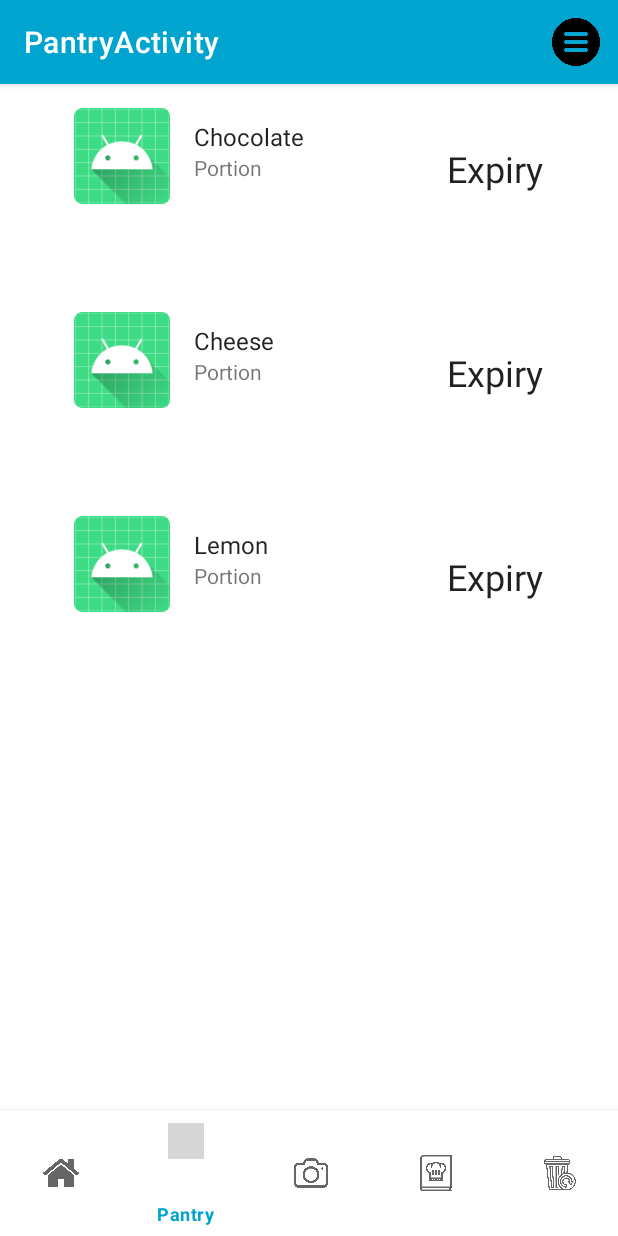
After one commit to KaiwenLuo2003/INFS3605-Waste-App, an Android app: the PantryActivity screen opened directly, with no data from a screen before it, on a phone screen of 412 x 824 dp. The commit adds this screen. Run offline under Robolectric (Android 15) with nearby library versions, the phone set to English and light mode, and no system bars; our stand-ins replace Firebase (no records; nobody signed in at launch, a user with empty details on screens opened directly); grey boxes are pictures that could not be loaded.

Commit message:
Setting up menu page

```diff
--- a/app/src/main/AndroidManifest.xml
+++ b/app/src/main/AndroidManifest.xml
@@ -17,6 +17,12 @@
             android:label="@string/title_activity_add_item"
             android:theme="@style/Theme.INFS3605WasteApplicationT13A_04" />
         <activity
+            android:name=".Pantry.PantryActivity"
+            android:exported="false"
+            android:label="@string/title_activity_pantry"
+            android:theme="@style/Theme.INFS3605WasteApplicationT13A_04" />
+
+        <activity
             android:name=".LoginActivity"
             android:exported="true">
             <intent-filter>
--- a/app/src/main/java/com/example/infs3605wasteapplicationt13a_04/AddItemActivity.java
+++ b/app/src/main/java/com/example/infs3605wasteapplicationt13a_04/AddItemActivity.java
@@ -27,8 +27,8 @@ public class AddItemActivity extends AppCompatActivity {
 
         //Get handle for view elements
         bottomNavigationView = findViewById(R.id.bottomNavigationView);
-        bottomNavigationView.setSelectedItemId(R.id.pantryPage);
-        surfaceView = findViewById(R.id.surface_view);
+        bottomNavigationView.setSelectedItemId(R.id.cameraPage);
+
 
 
         //firebase documentation: https://firebase.google.com/docs/firestore/quickstart#java
--- /dev/null
+++ b/app/src/main/java/com/example/infs3605wasteapplicationt13a_04/Pantry/PantryActivity.java
@@ -0,0 +1,78 @@
+package com.example.infs3605wasteapplicationt13a_04.Pantry;
+
+import android.os.Bundle;
+import android.view.Menu;
+import android.view.MenuInflater;
+import android.view.SurfaceView;
+import android.view.View;
+import android.widget.ImageView;
+import android.widget.RelativeLayout;
+import android.widget.TextView;
+import android.widget.Toast;
+
+import androidx.appcompat.app.AppCompatActivity;
+import androidx.recyclerview.widget.LinearLayoutManager;
+import androidx.recyclerview.widget.RecyclerView;
+
+import com.example.infs3605wasteapplicationt13a_04.R;
+import com.example.infs3605wasteapplicationt13a_04.ui.RecyclerViewInterface;
+import com.example.infs3605wasteapplicationt13a_04.ui.SpacingItemDecorator;
+import com.google.android.material.bottomnavigation.BottomNavigationView;
+import com.google.firebase.firestore.FirebaseFirestore;
+
+import java.util.ArrayList;
+
+public class PantryActivity extends AppCompatActivity implements RecyclerViewAdapterPantryView.ItemClickListener{
+    public static final String INTENT_MESSAGE = "intent_message";
+    private BottomNavigationView bottomNavigationView;
+
+    private RecyclerViewAdapterPantryView adapter;
+    private RecyclerView recyclerView;
+    private RecyclerView.LayoutManager layoutManager;
+
+    @Override
+    protected void onCreate(Bundle savedInstanceState) {
+        super.onCreate(savedInstanceState);
+        setContentView(R.layout.activity_pantry);
+
+        //Temporary data to populate recyclerview
+        ArrayList<String> pantryItemNames = new ArrayList<>();
+        pantryItemNames.add("Chocolate");
+        pantryItemNames.add("Cheese");
+        pantryItemNames.add("Lemon");
+
+        //Get handle for view elements
+        recyclerView = findViewById(R.id.rvList);
+        bottomNavigationView = findViewById(R.id.bottomNavigationView);
+        bottomNavigationView.setSelectedItemId(R.id.pantryPage);
+
+        //Instantiate a linear recycler view layout manager
+        layoutManager = new LinearLayoutManager(this);
+        recyclerView.setLayoutManager(layoutManager);
+        adapter = new RecyclerViewAdapterPantryView(this, pantryItemNames);
+        adapter.setClickListener(this);
+        recyclerView.setAdapter(adapter);
+
+
+        //Format the recycler view for readibility and aesthetics
+        SpacingItemDecorator itemDecorator = new SpacingItemDecorator(60, 50);
+        recyclerView.addItemDecoration(itemDecorator);
+
+
+        //firebase documentation: https://firebase.google.com/docs/firestore/quickstart#java
+        FirebaseFirestore db = FirebaseFirestore.getInstance();
+
+    }
+
+    public boolean onCreateOptionsMenu(Menu menu) {
+        MenuInflater inflater = getMenuInflater();
+        inflater.inflate(R.menu.options_menu, menu);
+
+        return true;
+    }
+
+    @Override
+    public void onItemClick(View view, int position) {
+        Toast.makeText(this, "You clicked " + adapter.getItem(position) + " on row number " + position, Toast.LENGTH_SHORT).show();
+    }
+}
--- /dev/null
+++ b/app/src/main/java/com/example/infs3605wasteapplicationt13a_04/Pantry/RecyclerViewAdapterPantryView.java
@@ -0,0 +1,77 @@
+package com.example.infs3605wasteapplicationt13a_04.Pantry;
+
+import android.content.Context;
+import android.view.LayoutInflater;
+import android.view.View;
+import android.view.ViewGroup;
+import android.widget.TextView;
+
+import androidx.recyclerview.widget.RecyclerView;
+
+import com.example.infs3605wasteapplicationt13a_04.R;
+
+import java.util.List;
+
+public class RecyclerViewAdapterPantryView extends RecyclerView.Adapter<RecyclerViewAdapterPantryView.ViewHolder> {
+    private List<String> mData;
+    private LayoutInflater mInflater;
+    private ItemClickListener mClickListener;
+
+    // data is passed into the constructor
+    RecyclerViewAdapterPantryView(Context context, List<String> data) {
+        this.mInflater = LayoutInflater.from(context);
+        this.mData = data;
+    }
+
+    // inflates the row layout from xml when needed
+    @Override
+    public ViewHolder onCreateViewHolder(ViewGroup parent, int viewType) {
+        View view = mInflater.inflate(R.layout.list_pantry_row, parent, false);
+        return new ViewHolder(view);
+    }
+
+    // binds the data to the TextView in each row
+    @Override
+    public void onBindViewHolder(ViewHolder holder, int position) {
+        String pantryItem = mData.get(position);
+        holder.myTextView.setText(pantryItem);
+    }
+
+    // total number of rows
+    @Override
+    public int getItemCount() {
+        return mData.size();
+    }
+
+
+    // stores and recycles views as they are scrolled off screen
+    public class ViewHolder extends RecyclerView.ViewHolder implements View.OnClickListener {
+        TextView myTextView;
+
+        ViewHolder(View itemView) {
+            super(itemView);
+            myTextView = itemView.findViewById(R.id.tvName);
+            itemView.setOnClickListener(this);
+        }
+
+        @Override
+        public void onClick(View view) {
+            if (mClickListener != null) mClickListener.onItemClick(view, getAdapterPosition());
+        }
+    }
+
+    // convenience method for getting data at click position
+    String getItem(int id) {
+        return mData.get(id);
+    }
+
+    // allows clicks events to be caught
+    void setClickListener(ItemClickListener itemClickListener) {
+        this.mClickListener = itemClickListener;
+    }
+
+    // parent activity will implement this method to respond to click events
+    public interface ItemClickListener {
+        void onItemClick(View view, int position);
+    }
+}
--- /dev/null
+++ b/app/src/main/java/com/example/infs3605wasteapplicationt13a_04/ui/RecyclerViewInterface.java
@@ -0,0 +1,6 @@
+package com.example.infs3605wasteapplicationt13a_04.ui;
+
+// interface to handle onClickListener for recycler view
+public interface RecyclerViewInterface {
+    void onItemClick(String symbol);
+}
--- /dev/null
+++ b/app/src/main/java/com/example/infs3605wasteapplicationt13a_04/ui/SpacingItemDecorator.java
@@ -0,0 +1,26 @@
+package com.example.infs3605wasteapplicationt13a_04.ui;
+
+import android.graphics.Rect;
+import android.view.View;
+
+import androidx.annotation.NonNull;
+import androidx.recyclerview.widget.RecyclerView;
+
+public class SpacingItemDecorator extends RecyclerView.ItemDecoration {
+    //Declarations
+    private final int verticalSpaceHeight;
+    private final int horizontalSpaceHeight;
+
+    public SpacingItemDecorator(int verticalSpaceHeight, int horizontalSpaceHeight){
+        this.verticalSpaceHeight = verticalSpaceHeight;
+        this.horizontalSpaceHeight = horizontalSpaceHeight;
+    }
+
+    @Override
+    public void getItemOffsets(@NonNull Rect outRect, @NonNull View view, @NonNull RecyclerView parent, @NonNull RecyclerView.State state){
+        outRect.bottom = verticalSpaceHeight;
+        outRect.left = horizontalSpaceHeight;
+        outRect.right = horizontalSpaceHeight;
+
+    }
+}
--- /dev/null
+++ b/app/src/main/res/layout/activity_pantry.xml
@@ -0,0 +1,29 @@
+<?xml version="1.0" encoding="utf-8"?>
+<androidx.constraintlayout.widget.ConstraintLayout xmlns:android="http://schemas.android.com/apk/res/android"
+    xmlns:tools="http://schemas.android.com/tools"
+    xmlns:app="http://schemas.android.com/apk/res-auto"
+    android:id="@+id/constraintView"
+    android:layout_width="match_parent"
+    android:layout_height="match_parent"
+    android:background="@color/white"
+    android:scrollbars="none"
+    tools:context=".MainActivity">
+<androidx.recyclerview.widget.RecyclerView xmlns:android="http://schemas.android.com/apk/res/android"
+    xmlns:app="http://schemas.android.com/apk/res-auto"
+    xmlns:tools="http://schemas.android.com/tools"
+    android:id="@+id/rvList"
+    android:layout_width="match_parent"
+    android:layout_height="match_parent"
+    tools:context=".MainActivity"
+    />
+    <com.google.android.material.bottomnavigation.BottomNavigationView
+        android:id="@+id/bottomNavigationView"
+        android:layout_width="415dp"
+        android:layout_height="83dp"
+        app:layout_constraintBottom_toBottomOf="parent"
+        app:layout_constraintEnd_toEndOf="parent"
+        app:layout_constraintStart_toStartOf="parent"
+        app:menu="@menu/bottom_nav_menu"
+        tools:ignore="MissingConstraints" />
+
+</androidx.constraintlayout.widget.ConstraintLayout>
--- /dev/null
+++ b/app/src/main/res/layout/list_pantry_row.xml
@@ -0,0 +1,54 @@
+<?xml version="1.0" encoding="utf-8"?>
+<androidx.constraintlayout.widget.ConstraintLayout xmlns:android="http://schemas.android.com/apk/res/android"
+    xmlns:app="http://schemas.android.com/apk/res-auto"
+    android:layout_width="match_parent"
+    android:layout_height="wrap_content">
+
+    <ImageView
+        android:id="@+id/ivArt"
+        android:layout_width="64dp"
+        android:layout_height="64dp"
+        android:layout_marginStart="16dp"
+        android:layout_marginTop="16dp"
+        android:layout_marginBottom="16dp"
+        app:layout_constraintBottom_toBottomOf="parent"
+        app:layout_constraintStart_toStartOf="parent"
+        app:layout_constraintTop_toTopOf="parent"
+        app:srcCompat="@mipmap/ic_launcher_round" />
+
+    <TextView
+        android:id="@+id/tvExpiry"
+        android:layout_width="wrap_content"
+        android:layout_height="wrap_content"
+        android:layout_marginTop="16dp"
+        android:layout_marginEnd="16dp"
+        android:text="Expiry"
+        android:textAppearance="@style/TextAppearance.AppCompat.Headline"
+        app:layout_constraintBottom_toBottomOf="parent"
+        app:layout_constraintEnd_toEndOf="parent"
+        app:layout_constraintTop_toTopOf="parent" />
+
+    <TextView
+        android:id="@+id/tvName"
+        android:layout_width="0dp"
+        android:layout_height="wrap_content"
+        android:layout_marginStart="16dp"
+        android:layout_marginTop="8dp"
+        android:layout_marginEnd="16dp"
+        android:text="Name"
+        android:textAppearance="@style/TextAppearance.AppCompat.Subhead"
+        app:layout_constraintEnd_toStartOf="@+id/tvChange"
+        app:layout_constraintStart_toEndOf="@+id/ivArt"
+        app:layout_constraintTop_toTopOf="@+id/ivArt" />
+
+    <TextView
+        android:id="@+id/tvPortion"
+        android:layout_width="0dp"
+        android:layout_height="wrap_content"
+        android:layout_marginEnd="16dp"
+        android:text="Portion"
+        app:layout_constraintEnd_toStartOf="@+id/tvChange"
+        app:layout_constraintStart_toStartOf="@+id/tvName"
+        app:layout_constraintTop_toBottomOf="@+id/tvName" />
+
+</androidx.constraintlayout.widget.ConstraintLayout>
--- a/app/src/main/res/menu/bottom_nav_menu.xml
+++ b/app/src/main/res/menu/bottom_nav_menu.xml
@@ -11,6 +11,11 @@
         android:icon="@drawable/fridge_menu_icon"
         android:title="Pantry" />
     <item
+        android:id="@+id/cameraPage"
+        android:enabled="true"
+        android:icon="@drawable/camera_menu_icon"
+        android:title="Add items" />
+    <item
         android:id="@+id/recipePage"
         android:enabled="true"
         android:icon="@drawable/recipe_menu_icon"
--- a/app/src/main/res/values/strings.xml
+++ b/app/src/main/res/values/strings.xml
@@ -5,4 +5,5 @@
     <string name="title_dashboard">Dashboard</string>
     <string name="title_notifications">Notifications</string>
     <string name="title_activity_add_item">AddItemActivity</string>
+    <string name="title_activity_pantry">PantryActivity</string>
 </resources>
```
Also changed, not shown: app/src/main/java/com/example/infs3605wasteapplicationt13a_04/MainActivity.java (+59 -4 lines), app/src/main/res/layout/test.xml (deleted, +0 -30 lines), app/src/main/res/drawable/camera_menu_icon.png (added).
